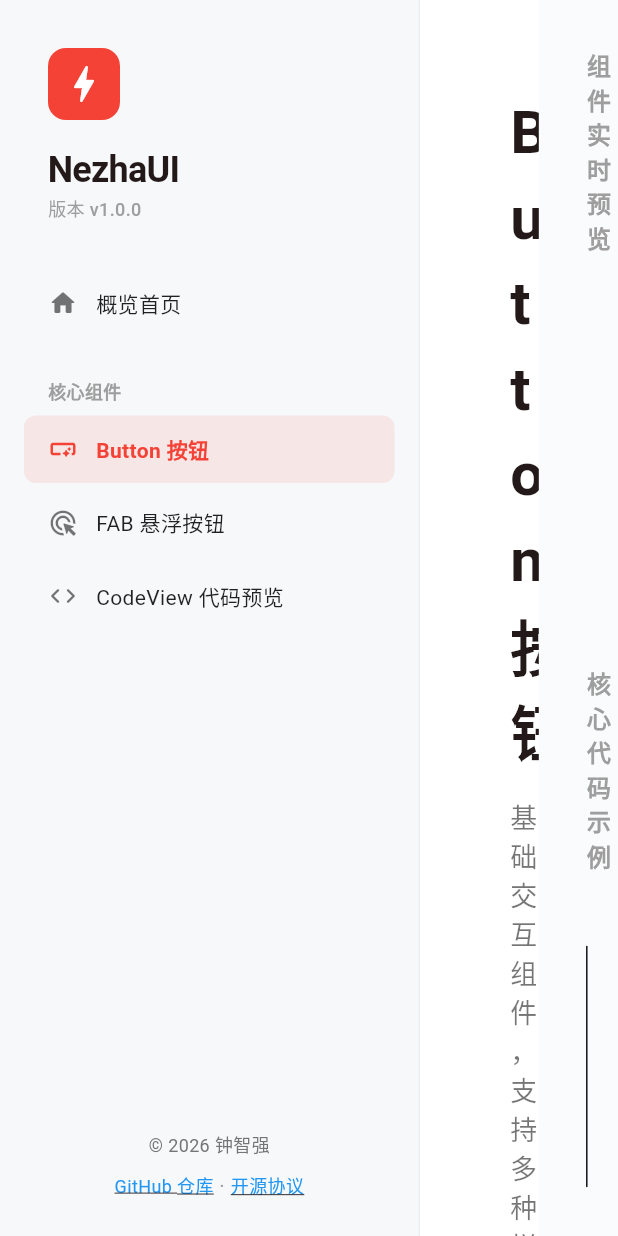
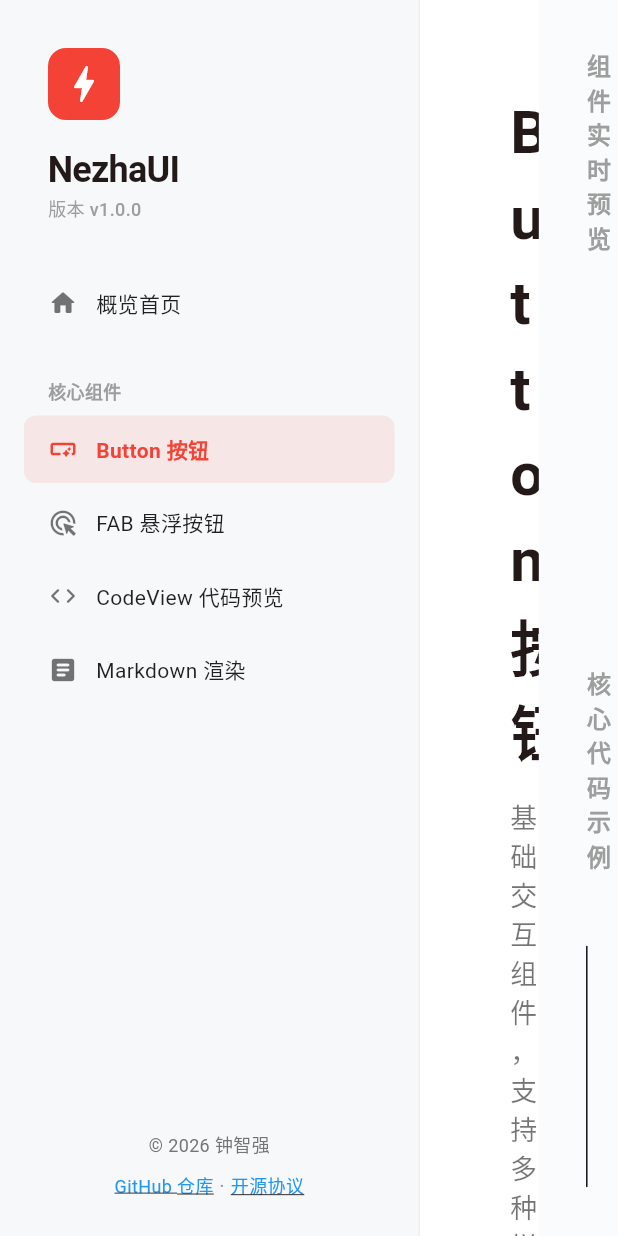
Before and after one commit to ctkqiang/nezha_ui, a Flutter app: the NZDocsSite screen opened directly, after a tap on "Button 按钮", on a phone screen of 412 x 824 dp. Run offline on Flutter 3.47's test engine with Material 3 defaults, Android fonts, the phone set to English and light mode, and no system bars; network calls fail.

Commit message:
feat: 新增原生 Markdown 渲染组件并更新示例文档
- 新增 `NZMarkdown` 组件，支持标题、加粗、斜体、代码块等常用语法
- 在示例应用中添加 Markdown 组件演示页面
- 移除旧的简易 Markdown 渲染函数，改用新组件
- 更新项目文档中的仓库链接和许可证信息

````diff
--- a/example/lib/docs_site.dart
+++ b/example/lib/docs_site.dart
@@ -28,7 +28,7 @@ class _NZDocsSiteState extends State<NZDocsSite> {
 - **极致性能**：每个组件都经过细致的调优，确保在低端设备上也能保持流畅。
 - **专业美学**：遵循现代设计规范，提供一致且高级的视觉体验。
 - **高度定制**：深度集成 NZTheme 系统，轻松适配各种品牌风格。''',
-      'github': 'https://github.com/johnmelodyme/nezha_ui',
+      'github': 'https://github.com/ctkqiang/nezha_ui',
     },
     'Buttons': {
       'title': 'Button 按钮',
@@ -110,6 +110,31 @@ NZFloatingActionButton.standard(
   theme: NZCodeTheme.githubLight,
   showLineNumbers: true,
   showCopyButton: true,
+);''',
+    },
+    'Markdown': {
+      'title': 'Markdown 渲染',
+      'description': '纯原生实现的 Markdown 解析与渲染组件，无需任何第三方依赖。',
+      'usage': [
+        ['data', 'String', '需要渲染的 Markdown 文本内容'],
+        ['style', 'NZMarkdownStyle?', '自定义样式配置，如字体大小、颜色等'],
+      ],
+      'preview': const NZMarkdown(
+        data: '''### 弟弟快看！
+这是大姐为你写的 **Markdown** 组件。
+- 支持 **加粗**
+- 支持 *斜体*
+- 支持 `行内代码`
+
+> 这是一个引用块，是不是很优雅？''',
+      ),
+      'code': '''NZMarkdown(
+  data: """
+### 标题
+这是 **加粗** 文本。
+- 列表项 1
+- 列表项 2
+""",
 );''',
     },
   };
@@ -208,6 +233,7 @@ NZFloatingActionButton.standard(
         _buildMenuItem('Buttons', 'Button 按钮', Icons.smart_button_rounded),
         _buildMenuItem('FAB', 'FAB 悬浮按钮', Icons.ads_click_rounded),
         _buildMenuItem('CodeView', 'CodeView 代码预览', Icons.code_rounded),
+        _buildMenuItem('Markdown', 'Markdown 渲染', Icons.article_rounded),
       ],
     );
   }
@@ -265,7 +291,7 @@ NZFloatingActionButton.standard(
             children: [
               _buildFooterLink(
                 'GitHub 仓库',
-                'https://github.com/johnmelodyme/nezha_ui',
+                'https://github.com/ctkqiang/nezha_ui',
               ),
               const Text(' · ', style: TextStyle(color: Colors.grey)),
               _buildFooterLink('开源协议', '#'),
@@ -342,7 +368,7 @@ NZFloatingActionButton.standard(
           const SizedBox(height: 80),
           const Divider(),
           const SizedBox(height: 80),
-          _buildMarkdownContent(home['content']),
+          NZMarkdown(data: home['content']),
         ],
       ),
     );
@@ -493,58 +519,4 @@ NZFloatingActionButton.standard(
       ),
     );
   }
-
-  /// 构建简易 Markdown 内容展示
-  Widget _buildMarkdownContent(String content) {
-    final lines = content.split('\n');
-    return Column(
-      crossAxisAlignment: CrossAxisAlignment.start,
-      children: lines.map((line) {
-        if (line.startsWith('### ')) {
-          return Padding(
-            padding: const EdgeInsets.only(top: 32, bottom: 16),
-            child: Text(
-              line.substring(4),
-              style: const TextStyle(fontSize: 24, fontWeight: FontWeight.bold),
-            ),
-          );
-        } else if (line.startsWith('- ')) {
-          return Padding(
-            padding: const EdgeInsets.only(bottom: 12),
-            child: Row(
-              crossAxisAlignment: CrossAxisAlignment.start,
-              children: [
-                const Text(
-                  '• ',
-                  style: TextStyle(fontSize: 18, fontWeight: FontWeight.bold),
-                ),
-                Expanded(
-                  child: Text(
-                    line.substring(2),
-                    style: const TextStyle(
-                      fontSize: 16,
-                      color: Colors.black87,
-                      height: 1.5,
-                    ),
-                  ),
-                ),
-              ],
-            ),
-          );
-        } else {
-          return Padding(
-            padding: const EdgeInsets.only(bottom: 16),
-            child: Text(
-              line,
-              style: const TextStyle(
-                fontSize: 16,
-                color: Colors.black87,
-                height: 1.5,
-              ),
-            ),
-          );
-        }
-      }).toList(),
-    );
-  }
 }
--- a/lib/components/markdown_view.dart
+++ b/lib/components/markdown_view.dart
@@ -0,0 +1,326 @@
+import 'package:flutter/material.dart';
+
+/// NZMarkdownStyle 用于配置 [NZMarkdown] 组件的视觉样式。
+///
+/// 弟弟，通过这个类你可以自定义 Markdown 渲染时的标题颜色、字体大小、间距等。
+class NZMarkdownStyle {
+  /// 一级标题样式 (# Heading 1)
+  final TextStyle? h1;
+
+  /// 二级标题样式 (## Heading 2)
+  final TextStyle? h2;
+
+  /// 三级标题样式 (### Heading 3)
+  final TextStyle? h3;
+
+  /// 普通段落文本样式
+  final TextStyle? p;
+
+  /// 代码块及行内代码的字体样式
+  final TextStyle? code;
+
+  /// 引用块的文本样式 (> Blockquote)
+  final TextStyle? blockquote;
+
+  /// 代码块及行内代码的背景颜色
+  final Color? codeBackground;
+
+  /// 引用块左侧边框的颜色
+  final Color? blockquoteBorderColor;
+
+  /// 整个 Markdown 组件的内边距
+  final EdgeInsets? padding;
+
+  /// 创建一个自定义的 Markdown 样式配置。
+  const NZMarkdownStyle({
+    this.h1,
+    this.h2,
+    this.h3,
+    this.p,
+    this.code,
+    this.blockquote,
+    this.codeBackground,
+    this.blockquoteBorderColor,
+    this.padding,
+  });
+
+  /// 默认样式工厂方法，根据当前的 [BuildContext] 自动生成适配主题的样式。
+  factory NZMarkdownStyle.defaultStyle(BuildContext context) {
+    final theme = Theme.of(context);
+    return NZMarkdownStyle(
+      h1: theme.textTheme.headlineLarge?.copyWith(
+        fontWeight: FontWeight.bold,
+        color: theme.colorScheme.onSurface,
+        fontSize: 28,
+      ),
+      h2: theme.textTheme.headlineMedium?.copyWith(
+        fontWeight: FontWeight.bold,
+        color: theme.colorScheme.onSurface,
+        fontSize: 24,
+      ),
+      h3: theme.textTheme.headlineSmall?.copyWith(
+        fontWeight: FontWeight.bold,
+        color: theme.colorScheme.onSurface,
+        fontSize: 20,
+      ),
+      p: theme.textTheme.bodyLarge?.copyWith(
+        color: theme.colorScheme.onSurface.withValues(alpha: 0.8),
+        height: 1.6,
+      ),
+      code: TextStyle(
+        fontFamily: 'monospace',
+        fontSize: 14,
+        color: theme.colorScheme.onSurface,
+      ),
+      codeBackground: theme.colorScheme.surfaceContainerHighest.withValues(
+        alpha: 0.3,
+      ),
+      blockquote: theme.textTheme.bodyMedium?.copyWith(
+        fontStyle: FontStyle.italic,
+        color: theme.colorScheme.onSurface.withValues(alpha: 0.6),
+      ),
+      blockquoteBorderColor: theme.colorScheme.primary.withValues(alpha: 0.5),
+      padding: const EdgeInsets.all(16),
+    );
+  }
+}
+
+/// [NZMarkdown] 是一个轻量级的 Markdown 渲染组件，完全使用 Flutter 原生组件实现。
+///
+/// 弟弟，这个组件不依赖任何第三方 Markdown 库，支持以下语法：
+/// - 标题 (#, ##, ###)
+/// - 加粗 (**text**)
+/// - 斜体 (*text*)
+/// - 行内代码 (`code`)
+/// - 代码块 (```code```)
+/// - 引用 (> quote)
+/// - 无序列表 (- 或 *)
+/// - 分割线 (--- 或 ***)
+class NZMarkdown extends StatelessWidget {
+  /// 需要渲染的 Markdown 原始文本数据。
+  final String data;
+
+  /// Markdown 的样式配置。如果为 null，将使用默认样式。
+  final NZMarkdownStyle? style;
+
+  /// 创建一个 NZMarkdown 组件。
+  const NZMarkdown({super.key, required this.data, this.style});
+
+  @override
+  Widget build(BuildContext context) {
+    final effectiveStyle = style ?? NZMarkdownStyle.defaultStyle(context);
+    final lines = data.split('\n');
+    final List<Widget> widgets = [];
+
+    String? codeBlock;
+    List<String>? currentList;
+
+    for (int i = 0; i < lines.length; i++) {
+      final line = lines[i];
+
+      // 逻辑处理：优先检测代码块状态
+      if (line.trim().startsWith('```')) {
+        if (codeBlock == null) {
+          codeBlock = ''; // 进入代码块采集模式
+        } else {
+          widgets.add(_buildCodeBlock(codeBlock, effectiveStyle));
+          codeBlock = null; // 结束代码块采集模式
+        }
+        continue;
+      }
+
+      if (codeBlock != null) {
+        codeBlock += '$line\n';
+        continue;
+      }
+
+      // 逻辑处理：检测并采集列表项
+      if (line.trim().startsWith('- ') || line.trim().startsWith('* ')) {
+        currentList ??= [];
+        currentList.add(line.trim().substring(2));
+        continue;
+      } else if (currentList != null) {
+        // 如果当前行不是列表且采集器不为空，渲染之前采集的列表
+        widgets.add(_buildList(currentList, effectiveStyle));
+        currentList = null;
+      }
+
+      // 逻辑处理：处理空行（段落间距）
+      if (line.trim().isEmpty) {
+        widgets.add(const SizedBox(height: 12));
+        continue;
+      }
+
+      // 逻辑处理：处理各种块级元素
+      if (line.startsWith('# ')) {
+        widgets.add(_buildHeading(line.substring(2), effectiveStyle.h1!));
+      } else if (line.startsWith('## ')) {
+        widgets.add(_buildHeading(line.substring(3), effectiveStyle.h2!));
+      } else if (line.startsWith('### ')) {
+        widgets.add(_buildHeading(line.substring(4), effectiveStyle.h3!));
+      } else if (line.startsWith('> ')) {
+        widgets.add(_buildBlockquote(line.substring(2), effectiveStyle));
+      } else if (line.trim() == '---' || line.trim() == '***') {
+        widgets.add(const Divider(height: 32));
+      } else {
+        // 默认为普通段落，支持行内样式解析
+        widgets.add(_buildParagraph(line, effectiveStyle));
+      }
+    }
+
+    // 处理文件末尾未闭合的列表项
+    if (currentList != null) {
+      widgets.add(_buildList(currentList, effectiveStyle));
+    }
+
+    return Padding(
+      padding: effectiveStyle.padding ?? EdgeInsets.zero,
+      child: Column(
+        crossAxisAlignment: CrossAxisAlignment.start,
+        children: widgets,
+      ),
+    );
+  }
+
+  /// 构建标题组件
+  Widget _buildHeading(String text, TextStyle style) {
+    return Padding(
+      padding: const EdgeInsets.symmetric(vertical: 8),
+      child: Text(text, style: style),
+    );
+  }
+
+  /// 构建段落组件，支持通过 [_parseInlineStyles] 解析行内富文本
+  Widget _buildParagraph(String text, NZMarkdownStyle style) {
+    return Padding(
+      padding: const EdgeInsets.symmetric(vertical: 4),
+      child: RichText(
+        text: TextSpan(
+          children: _parseInlineStyles(text, style),
+          style: style.p,
+        ),
+      ),
+    );
+  }
+
+  /// 构建引用块组件
+  Widget _buildBlockquote(String text, NZMarkdownStyle style) {
+    return Container(
+      margin: const EdgeInsets.symmetric(vertical: 8),
+      padding: const EdgeInsets.only(left: 16, top: 8, bottom: 8),
+      decoration: BoxDecoration(
+        border: Border(
+          left: BorderSide(
+            color: style.blockquoteBorderColor ?? Colors.blue,
+            width: 4,
+          ),
+        ),
+      ),
+      child: Text(text, style: style.blockquote),
+    );
+  }
+
+  /// 构建代码块组件
+  Widget _buildCodeBlock(String code, NZMarkdownStyle style) {
+    return Container(
+      width: double.infinity,
+      margin: const EdgeInsets.symmetric(vertical: 8),
+      padding: const EdgeInsets.all(12),
+      decoration: BoxDecoration(
+        color: style.codeBackground,
+        borderRadius: BorderRadius.circular(8),
+      ),
+      child: Text(code.trim(), style: style.code),
+    );
+  }
+
+  /// 构建无序列表组件
+  Widget _buildList(List<String> items, NZMarkdownStyle style) {
+    return Column(
+      children: items.map((item) {
+        return Padding(
+          padding: const EdgeInsets.only(left: 8, bottom: 4),
+          child: Row(
+            crossAxisAlignment: CrossAxisAlignment.start,
+            children: [
+              Text('• ', style: style.p?.copyWith(fontWeight: FontWeight.bold)),
+              Expanded(
+                child: RichText(
+                  text: TextSpan(
+                    children: _parseInlineStyles(item, style),
+                    style: style.p,
+                  ),
+                ),
+              ),
+            ],
+          ),
+        );
+      }).toList(),
+    );
+  }
+
+  /// 内部方法：利用正则表达式解析行内样式（加粗、斜体、行内代码）。
+  ///
+  /// 返回一个 [InlineSpan] 列表，用于 [RichText] 展示。
+  List<InlineSpan> _parseInlineStyles(String text, NZMarkdownStyle style) {
+    final List<InlineSpan> spans = [];
+    // 正则表达式：匹配 **加粗**、*斜体*、`行内代码`
+    final regExp = RegExp(r'(\*\*.*?\*\*)|(\*.*?\*)|(`.*?`)');
+
+    int lastMatchEnd = 0;
+    final matches = regExp.allMatches(text);
+
+    for (final match in matches) {
+      // 1. 添加匹配项之前的普通文本内容
+      if (match.start > lastMatchEnd) {
+        spans.add(TextSpan(text: text.substring(lastMatchEnd, match.start)));
+      }
+
+      final matchText = match.group(0)!;
+      if (matchText.startsWith('**') && matchText.endsWith('**')) {
+        // 解析加粗：**内容**
+        spans.add(
+          TextSpan(
+            text: matchText.substring(2, matchText.length - 2),
+            style: const TextStyle(fontWeight: FontWeight.bold),
+          ),
+        );
+      } else if (matchText.startsWith('*') && matchText.endsWith('*')) {
+        // 解析斜体：*内容*
+        spans.add(
+          TextSpan(
+            text: matchText.substring(1, matchText.length - 1),
+            style: const TextStyle(fontStyle: FontStyle.italic),
+          ),
+        );
+      } else if (matchText.startsWith('`') && matchText.endsWith('`')) {
+        // 解析行内代码：`内容`
+        spans.add(
+          WidgetSpan(
+            alignment: PlaceholderAlignment.middle,
+            child: Container(
+              padding: const EdgeInsets.symmetric(horizontal: 4, vertical: 2),
+              decoration: BoxDecoration(
+                color: style.codeBackground,
+                borderRadius: BorderRadius.circular(4),
+              ),
+              child: Text(
+                matchText.substring(1, matchText.length - 1),
+                style: style.code?.copyWith(fontSize: 12),
+              ),
+            ),
+          ),
+        );
+      }
+
+      lastMatchEnd = match.end;
+    }
+
+    // 2. 添加最后一次匹配之后剩余的普通文本内容
+    if (lastMatchEnd < text.length) {
+      spans.add(TextSpan(text: text.substring(lastMatchEnd)));
+    }
+
+    return spans;
+  }
+}
--- a/lib/nezha.dart
+++ b/lib/nezha.dart
@@ -5,5 +5,6 @@ export 'components/button.dart';
 export 'components/divider.dart';
 export 'components/pull_to_refresh.dart';
 export 'components/floating_action_button.dart';
+export 'components/markdown_view.dart';
 
 export 'nezha_ui.dart';
````
Also changed, not shown: 2 other files.
